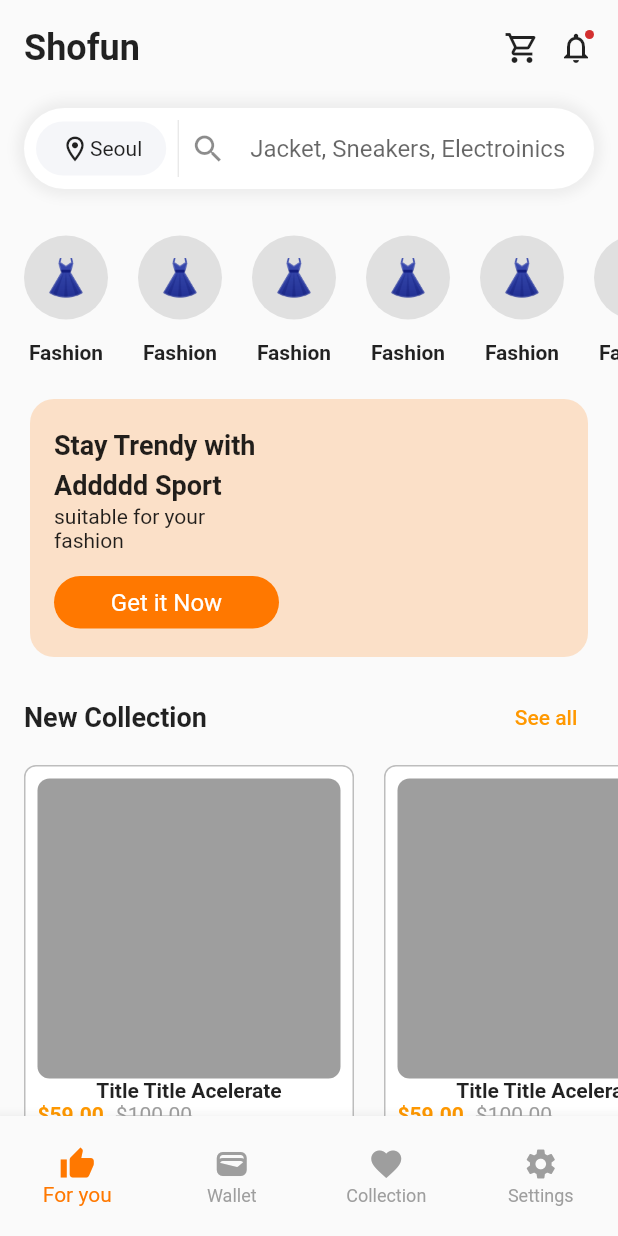
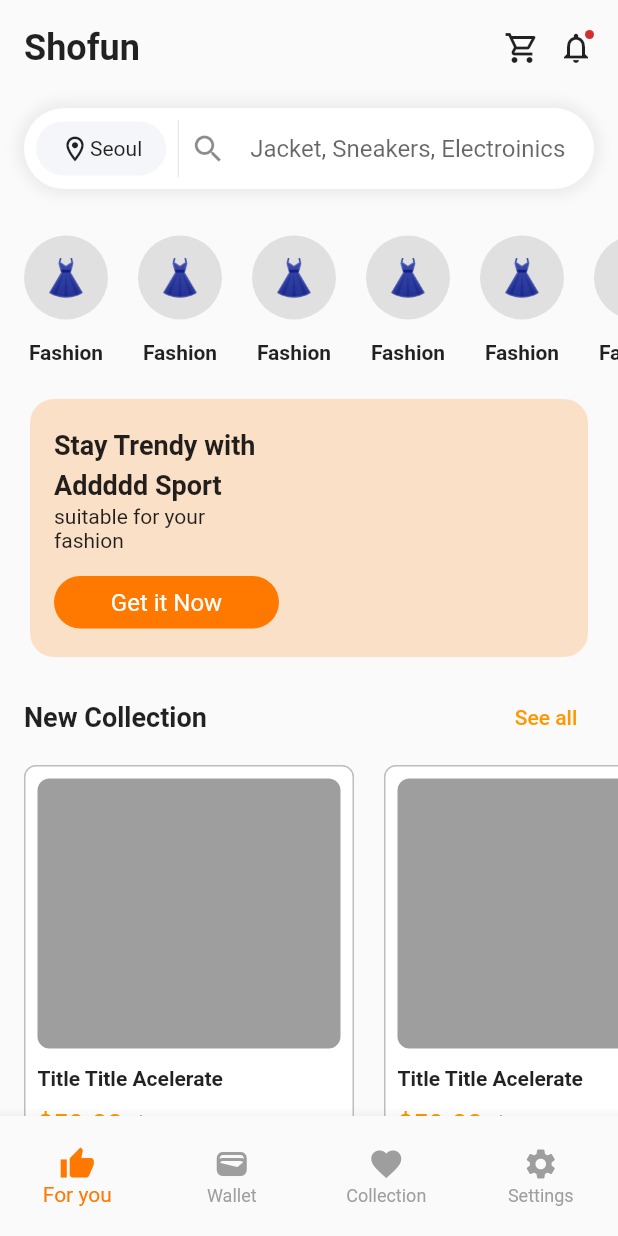
Before and after one commit to JAICHANGPARK/flutter_notebook_chapter_24, a Flutter app: the EcommerceMainPage screen opened directly, on a phone screen of 412 x 824 dp. Run offline on Flutter 3.47's test engine with Material 2 defaults, Android fonts, the phone set to English and light mode, and no system bars; our stand-ins replace flutter_riverpod, freezed_annotation, ionicons, percent_indicator; missing offline and left inert: crypto_font_icons; network calls fail.

Commit message:
Update ecommerce_home_widget.dart

```diff
--- a/lib/ep1383_ecommerce_app/view/ecommerce_home_widget.dart
+++ b/lib/ep1383_ecommerce_app/view/ecommerce_home_widget.dart
@@ -199,14 +199,14 @@ class _EcommerceHomeWidgetState extends State<EcommerceHomeWidget> {
                 ),
                 Container(
                   margin: const EdgeInsets.fromLTRB(16, 8, 0, 16),
-                  height: 300,
+                  height: 280,
                   child: ListView.builder(
                       scrollDirection: Axis.horizontal,
                       itemCount: 10,
                       itemBuilder: (context, index) {
                         return Container(
                           width: 220,
-                          margin: EdgeInsets.only(right: 20),
+                          margin: const EdgeInsets.only(right: 20),
                           decoration: BoxDecoration(
                             color: Colors.white,
                             border: Border.all(
@@ -222,27 +222,37 @@ class _EcommerceHomeWidgetState extends State<EcommerceHomeWidget> {
                                   top: 8,
                                   bottom: 8,
                                   child: Column(
+                                    crossAxisAlignment: CrossAxisAlignment.start,
                                     children: [
                                       Container(
-                                        height: 200,
+                                        height: 180,
                                         decoration: BoxDecoration(
                                           color: Colors.grey,
                                           borderRadius: BorderRadius.circular(8),
                                         ),
                                       ),
-                                      Text(
-                                        "Title Title Acelerate",
-                                        style: TextStyle(
-                                          fontWeight: FontWeight.bold,
+                                      Padding(
+                                        padding: const EdgeInsets.symmetric(vertical: 12),
+                                        child: const Text(
+                                          "Title Title Acelerate",
+                                          style: TextStyle(
+                                            fontWeight: FontWeight.bold,
+                                          ),
                                         ),
                                       ),
                                       Row(
-                                        children: [
-                                          Text("\$59.00",style: TextStyle(
-                                            fontWeight: FontWeight.bold,
-                                            color: Colors.orange
-                                          ),),
-                                          SizedBox(width: 8,),
+                                        children: const [
+                                          Text(
+                                            "\$59.00",
+                                            style: TextStyle(
+                                              fontWeight: FontWeight.bold,
+                                              color: Colors.orange,
+                                              fontSize: 18
+                                            ),
+                                          ),
+                                          SizedBox(
+                                            width: 8,
+                                          ),
                                           Text(
                                             "\$100.00",
                                             style: TextStyle(
```
